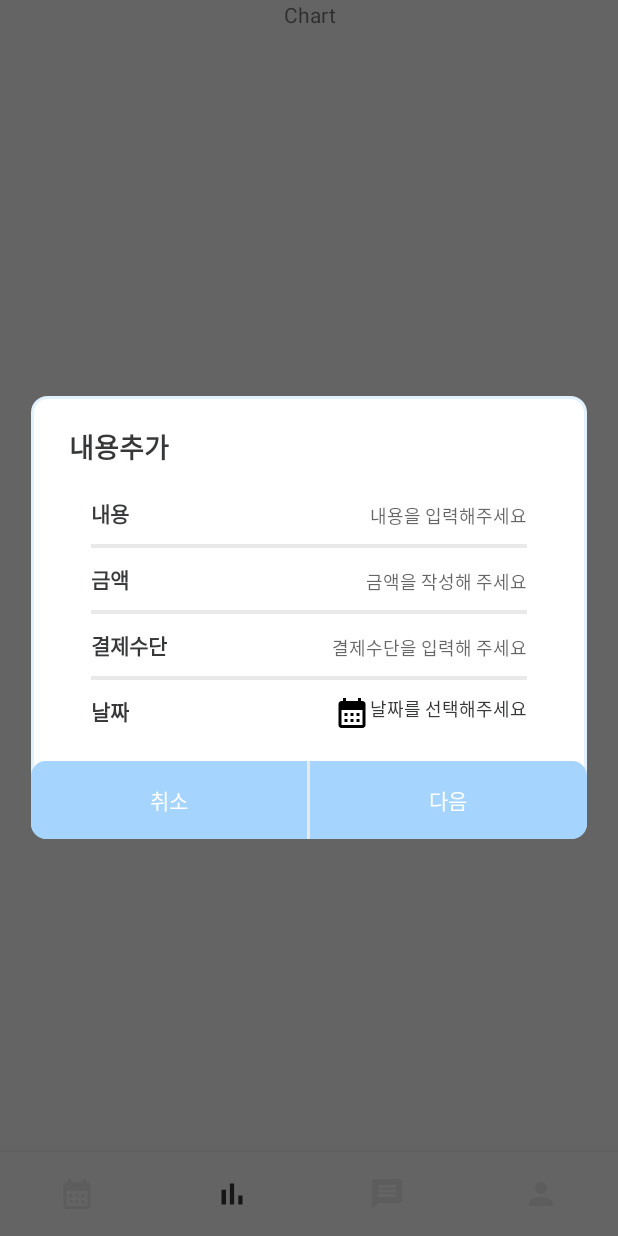
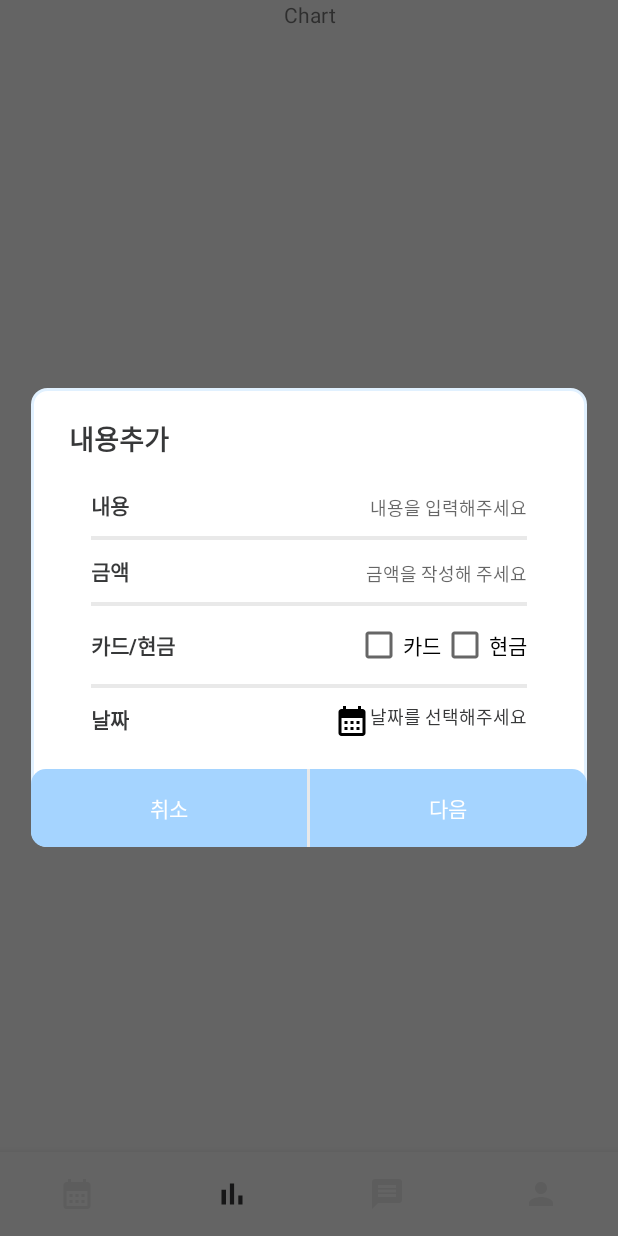
Before and after one commit to Capstone-DonWorry/fe-DonWorry, an Android app: the fragment PopAddItem placed in its activity, item 2 of the bottom bar chosen, on a phone screen of 412 x 824 dp. Run offline under Robolectric (Android 15) with nearby library versions, the phone set to English and light mode, and no system bars; our stand-ins replace navigation-ui; 1 statement that could not run was skipped.

Commit message:
💄 Design:아이템 추가 화면 수정
카드, 은행 입력 칸 추가

```diff
--- a/app/src/main/res/layout/pop_add_category.xml
+++ b/app/src/main/res/layout/pop_add_category.xml
@@ -129,13 +129,13 @@
         android:background="@drawable/round_shape_mid_blue">
 
         <Button
-            android:id="@+id/AddNOBtn"
+            android:id="@+id/AddBackBtn"
             android:layout_width="wrap_content"
             android:layout_height="wrap_content"
             android:layout_weight="1"
             android:background="@color/transparency"
             android:padding="15dp"
-            android:text="취소"
+            android:text="이전"
             android:textColor="@color/white" />
         <View
             android:layout_width="2dp"
--- a/app/src/main/res/layout/pop_add_item.xml
+++ b/app/src/main/res/layout/pop_add_item.xml
@@ -90,6 +90,8 @@
             android:layout_marginTop="10dp"
             android:layout_marginBottom="10dp"/>
 
+
+
         <LinearLayout
             android:layout_width="match_parent"
             android:layout_height="wrap_content"
@@ -98,20 +100,59 @@
             <TextView
                 android:layout_width="wrap_content"
                 android:layout_height="wrap_content"
-                android:text="결제수단"
+                android:text="카드/현금"
+                android:textColor="@color/black_gray"
+                android:textStyle="bold"
+                android:textSize="14sp"
+                android:layout_weight="1" />
+
+            <CheckBox
+                android:id="@+id/AddCard"
+                android:layout_width="wrap_content"
+                android:layout_height="wrap_content"
+                android:text="카드"/>
+
+            <CheckBox
+                android:id="@+id/AddCash"
+                android:layout_width="wrap_content"
+                android:layout_height="wrap_content"
+                android:text="현금"/>
+
+        </LinearLayout>
+
+        <View
+            android:id="@+id/visibleLine"
+            android:layout_width="match_parent"
+            android:layout_height="4px"
+            android:background="@color/light_gray"
+            android:layout_marginTop="10dp"
+            android:layout_marginBottom="10dp"
+            android:visibility="gone"/>
+
+        <LinearLayout
+            android:id="@+id/visibleLayout"
+            android:layout_width="match_parent"
+            android:layout_height="wrap_content"
+            android:orientation="horizontal"
+            android:visibility="gone">
+
+            <TextView
+                android:layout_width="wrap_content"
+                android:layout_height="wrap_content"
+                android:text="은행"
                 android:textColor="@color/black_gray"
                 android:textStyle="bold"
                 android:textSize="14sp"/>
 
             <EditText
-                android:id="@+id/AddCard"
+                android:id="@+id/AddBank"
                 android:layout_width="wrap_content"
                 android:layout_height="wrap_content"
-                android:hint="결제수단을 입력해 주세요"
-                android:background="@color/transparency"
+                android:hint="은행을 입력해 주세요"
                 android:layout_weight="1"
                 android:gravity="right"
                 android:textColor="@color/black_gray"
+                android:background="@color/transparency"
                 android:textSize="12sp"/>
         </LinearLayout>
 
```
